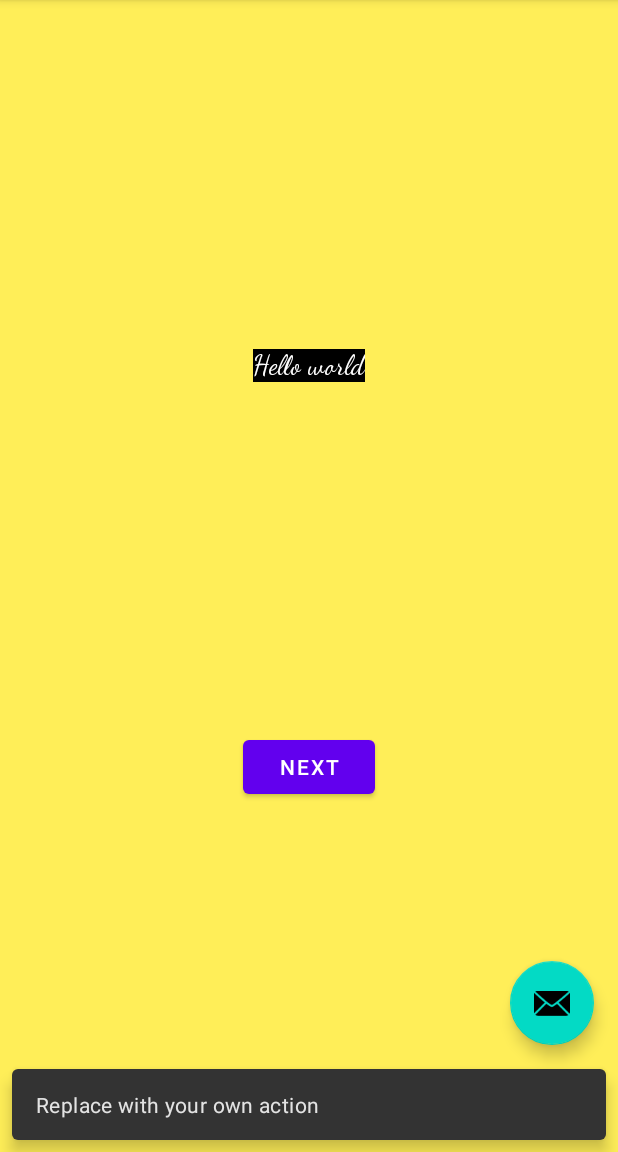
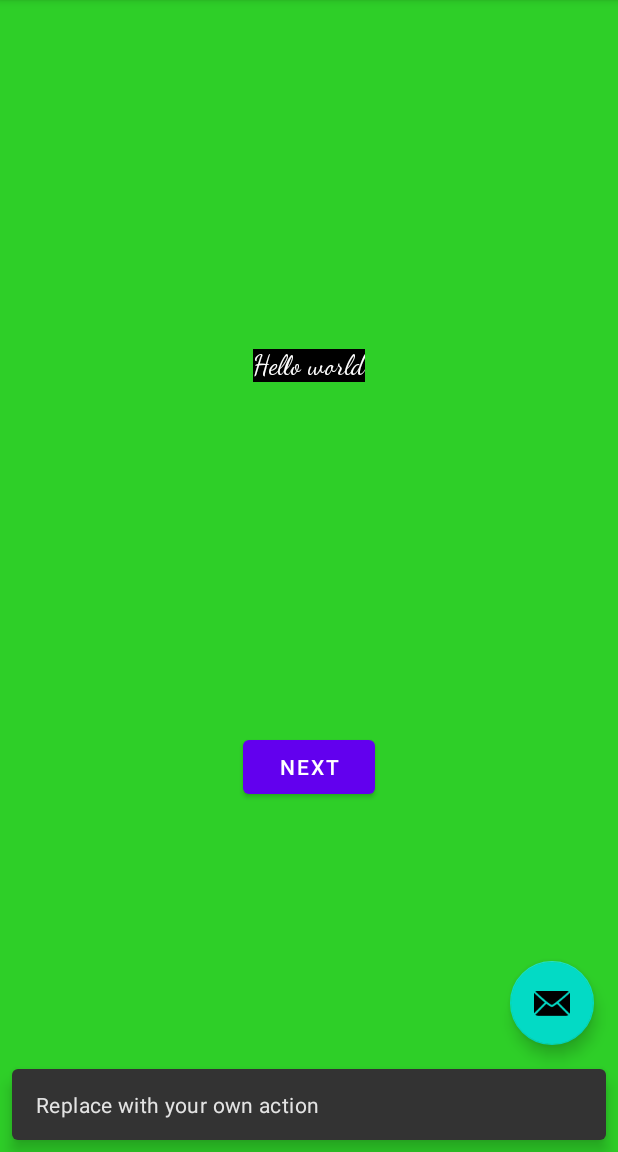
Before and after one commit to AlzoobeHibaAmo1/My_first_app, an Android app: the screen it shows after launch (MainActivity), after a tap on an icon or button, on a phone screen of 412 x 824 dp, the part 84-1236 px from its top. Run offline under Robolectric (Android 15) with nearby library versions, the phone set to English and light mode, and no system bars.

Commit message:
color change

```diff
--- a/app/src/main/res/layout/fragment_first.xml
+++ b/app/src/main/res/layout/fragment_first.xml
@@ -4,7 +4,7 @@
     xmlns:tools="http://schemas.android.com/tools"
     android:layout_width="match_parent"
     android:layout_height="match_parent"
-    android:background="@color/screenBackground"
+    android:background="#2ECF28"
     tools:context=".FirstFragment">
 
     <TextView
```
